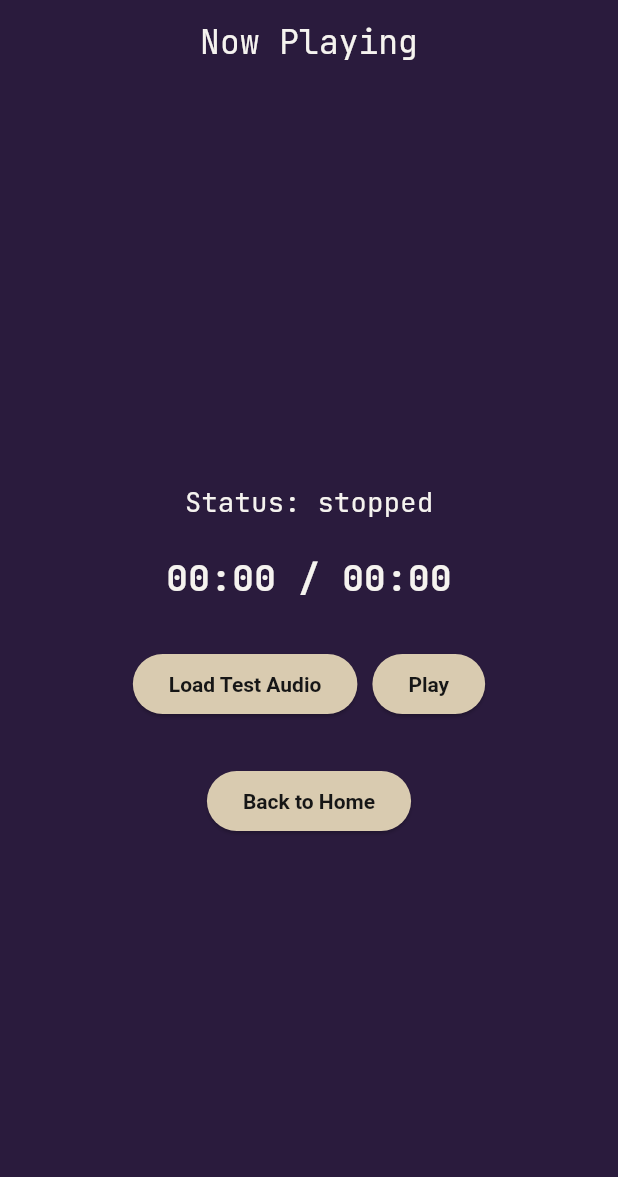
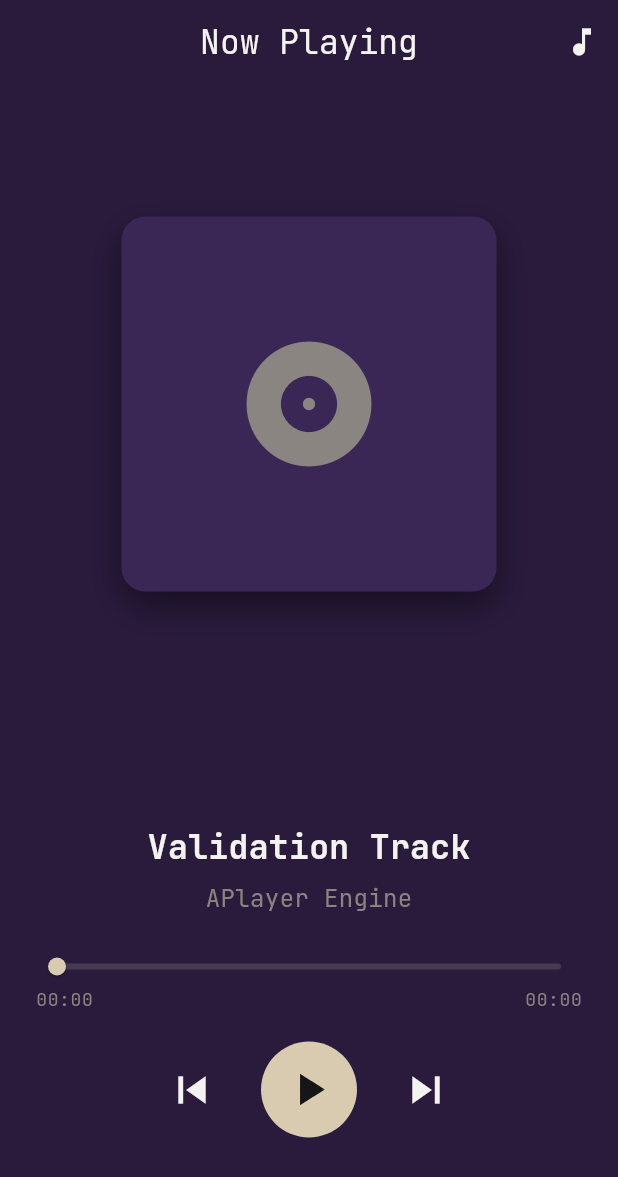
Before and after one commit to FlawlessHexagon/APlayer2, a Flutter app: the NowPlayingScreen screen opened by its route, on a phone screen of 412 x 824 dp. Shown: the top 1177 px of the screen. Run offline on Flutter 3.47's test engine with Material 3 defaults, Android fonts, the phone set to English and light mode, and no system bars; our stand-ins replace audio_service, flutter_riverpod, go_router, google_fonts; missing offline and left inert: audio_session, dart:ffi.

Commit message:
dev phase 1.3

```diff
--- a/lib/main.dart
+++ b/lib/main.dart
@@ -8,6 +8,7 @@ import 'package:audio_session/audio_session.dart';
 import 'theme/app_theme.dart';
 import 'providers/audio_provider.dart';
 import 'providers/audio_handler.dart';
+import 'screens/now_playing_screen.dart';
 
 late APlayerAudioHandler audioHandler;
 
@@ -90,83 +91,4 @@ class HomeScreen extends StatelessWidget {
   }
 }
 
-class NowPlayingScreen extends ConsumerStatefulWidget {
-  const NowPlayingScreen({super.key});
-
-  @override
-  ConsumerState<NowPlayingScreen> createState() => _NowPlayingScreenState();
-}
-
-class _NowPlayingScreenState extends ConsumerState<NowPlayingScreen> {
-  Future<void> _loadTestTrack() async {
-    final byteData = await rootBundle.load('assets/sample.wav');
-    final file = File('${Directory.systemTemp.path}/sample.wav');
-    await file.writeAsBytes(byteData.buffer.asUint8List());
-    ref.read(playbackStateProvider.notifier).loadTrack(file.path);
-  }
-
-  String _formatDuration(Duration d) {
-    String twoDigits(int n) => n.toString().padLeft(2, "0");
-    String twoDigitMinutes = twoDigits(d.inMinutes.remainder(60));
-    String twoDigitSeconds = twoDigits(d.inSeconds.remainder(60));
-    return "$twoDigitMinutes:$twoDigitSeconds";
-  }
-
-  @override
-  Widget build(BuildContext context) {
-    final playbackState = ref.watch(playbackStateProvider);
-    final positionAsync = ref.watch(playbackPositionProvider);
-
-    final currentPosition = positionAsync.value ?? Duration.zero;
-    final formattedPos = _formatDuration(currentPosition);
-    final formattedDur = _formatDuration(playbackState.duration);
-
-    return Scaffold(
-      appBar: AppBar(
-        title: const Text('Now Playing'),
-      ),
-      body: Center(
-        child: Column(
-          mainAxisAlignment: MainAxisAlignment.center,
-          children: [
-            Text(
-              'Status: ${playbackState.status.name}',
-              style: const TextStyle(fontSize: 18),
-            ),
-            const SizedBox(height: 20),
-            Text(
-              '$formattedPos / $formattedDur',
-              style: const TextStyle(fontSize: 24, fontWeight: FontWeight.bold),
-            ),
-            const SizedBox(height: 30),
-            Row(
-              mainAxisAlignment: MainAxisAlignment.center,
-              children: [
-                ElevatedButton(
-                  onPressed: _loadTestTrack,
-                  child: const Text('Load Test Audio'),
-                ),
-                const SizedBox(width: 10),
-                if (playbackState.status == PlaybackStatus.playing)
-                  ElevatedButton(
-                    onPressed: () => ref.read(playbackStateProvider.notifier).pause(),
-                    child: const Text('Pause'),
-                  )
-                else
-                  ElevatedButton(
-                    onPressed: () => ref.read(playbackStateProvider.notifier).play(),
-                    child: const Text('Play'),
-                  ),
-              ],
-            ),
-            const SizedBox(height: 30),
-            ElevatedButton(
-              onPressed: () => context.pop(),
-              child: const Text('Back to Home'),
-            ),
-          ],
-        ),
-      ),
-    );
-  }
-}
+// NowPlayingScreen has been moved to lib/screens/now_playing_screen.dart
--- /dev/null
+++ b/lib/screens/now_playing_screen.dart
@@ -0,0 +1,277 @@
+import 'dart:io';
+import 'package:flutter/material.dart';
+import 'package:flutter/services.dart' show rootBundle;
+import 'package:flutter_riverpod/flutter_riverpod.dart';
+import '../providers/audio_provider.dart';
+import '../theme/app_theme.dart';
+
+class NowPlayingScreen extends ConsumerStatefulWidget {
+  const NowPlayingScreen({super.key});
+
+  @override
+  ConsumerState<NowPlayingScreen> createState() => _NowPlayingScreenState();
+}
+
+class _NowPlayingScreenState extends ConsumerState<NowPlayingScreen> with SingleTickerProviderStateMixin {
+  late AnimationController _playPauseAnimController;
+  double? _dragValue;
+
+  @override
+  void initState() {
+    super.initState();
+    _playPauseAnimController = AnimationController(
+      vsync: this,
+      duration: const Duration(milliseconds: 300),
+    );
+  }
+
+  @override
+  void dispose() {
+    _playPauseAnimController.dispose();
+    super.dispose();
+  }
+
+  Future<void> _loadTestTrack() async {
+    final byteData = await rootBundle.load('assets/sample.wav');
+    final file = File('${Directory.systemTemp.path}/sample.wav');
+    await file.writeAsBytes(byteData.buffer.asUint8List());
+    ref.read(playbackStateProvider.notifier).loadTrack(file.path);
+  }
+
+  String _formatDuration(Duration d) {
+    String twoDigits(int n) => n.toString().padLeft(2, "0");
+    String twoDigitMinutes = twoDigits(d.inMinutes.remainder(60));
+    String twoDigitSeconds = twoDigits(d.inSeconds.remainder(60));
+    return "$twoDigitMinutes:$twoDigitSeconds";
+  }
+
+  @override
+  Widget build(BuildContext context) {
+    final state = ref.watch(playbackStateProvider);
+    final positionAsync = ref.watch(playbackPositionProvider);
+
+    if (state.status == PlaybackStatus.playing && _playPauseAnimController.status != AnimationStatus.forward && _playPauseAnimController.status != AnimationStatus.completed) {
+      _playPauseAnimController.forward();
+    } else if (state.status == PlaybackStatus.paused && _playPauseAnimController.status != AnimationStatus.reverse && _playPauseAnimController.status != AnimationStatus.dismissed) {
+      _playPauseAnimController.reverse();
+    }
+
+    final duration = state.duration;
+    final position = positionAsync.value ?? Duration.zero;
+
+    final sliderValue = _dragValue ?? position.inMilliseconds.toDouble();
+    final maxSliderValue = duration.inMilliseconds.toDouble();
+
+    final safeSliderValue = sliderValue.clamp(0.0, maxSliderValue > 0 ? maxSliderValue : 1.0);
+
+    return Scaffold(
+      appBar: AppBar(
+        title: const Text('Now Playing'),
+        actions: [
+           IconButton(
+             icon: const Icon(Icons.music_note),
+             onPressed: _loadTestTrack,
+             tooltip: 'Load Test Track',
+           )
+        ],
+      ),
+      body: LayoutBuilder(
+        builder: (context, constraints) {
+          if (constraints.maxWidth > 600) {
+            return _buildLandscapeLayout(safeSliderValue, maxSliderValue, duration, state);
+          } else {
+            return _buildPortraitLayout(safeSliderValue, maxSliderValue, duration, state);
+          }
+        },
+      ),
+    );
+  }
+
+  Widget _buildPortraitLayout(double sliderValue, double maxSliderValue, Duration duration, AppPlaybackState state) {
+    return Column(
+      children: [
+        Expanded(
+          flex: 5,
+          child: Center(
+            child: _buildAlbumArt(),
+          ),
+        ),
+        Expanded(
+          flex: 4,
+          child: Padding(
+            padding: const EdgeInsets.symmetric(horizontal: 24.0),
+            child: Column(
+              mainAxisAlignment: MainAxisAlignment.center,
+              children: [
+                _buildTrackInfo(),
+                const SizedBox(height: 20),
+                _buildSeekBar(sliderValue, maxSliderValue, duration),
+                const SizedBox(height: 20),
+                _buildPlaybackControls(state),
+              ],
+            ),
+          ),
+        ),
+      ],
+    );
+  }
+
+  Widget _buildLandscapeLayout(double sliderValue, double maxSliderValue, Duration duration, AppPlaybackState state) {
+    return Row(
+      children: [
+        Expanded(
+          child: Center(
+            child: _buildAlbumArt(),
+          ),
+        ),
+        Expanded(
+          child: Padding(
+            padding: const EdgeInsets.all(32.0),
+            child: Column(
+              mainAxisAlignment: MainAxisAlignment.center,
+              crossAxisAlignment: CrossAxisAlignment.start,
+              children: [
+                _buildTrackInfo(),
+                const SizedBox(height: 30),
+                _buildSeekBar(sliderValue, maxSliderValue, duration),
+                const SizedBox(height: 30),
+                _buildPlaybackControls(state),
+              ],
+            ),
+          ),
+        ),
+      ],
+    );
+  }
+
+  Widget _buildAlbumArt() {
+    return Container(
+      width: 250,
+      height: 250,
+      decoration: BoxDecoration(
+        color: AppColors.purpleAccent,
+        borderRadius: BorderRadius.circular(16),
+        boxShadow: const [
+          BoxShadow(
+            color: Colors.black45,
+            blurRadius: 20,
+            offset: Offset(0, 10),
+          ),
+        ],
+      ),
+      child: const Icon(Icons.album, size: 100, color: AppColors.midGrey),
+    );
+  }
+
+  Widget _buildTrackInfo() {
+    return Column(
+      crossAxisAlignment: CrossAxisAlignment.center,
+      children: const [
+        Text(
+          'Validation Track',
+          style: TextStyle(fontSize: 22, fontWeight: FontWeight.bold, color: AppColors.offWhite),
+        ),
+        SizedBox(height: 8),
+        Text(
+          'APlayer Engine',
+          style: TextStyle(fontSize: 16, color: AppColors.midGrey),
+        ),
+      ],
+    );
+  }
+
+  Widget _buildSeekBar(double sliderValue, double maxSliderValue, Duration duration) {
+    final currentPosDur = Duration(milliseconds: sliderValue.toInt());
+
+    return Column(
+      children: [
+        SliderTheme(
+          data: SliderTheme.of(context).copyWith(
+            activeTrackColor: AppColors.beige,
+            inactiveTrackColor: AppColors.midGrey.withOpacity(0.3),
+            thumbColor: AppColors.beige,
+            overlayColor: AppColors.beige.withOpacity(0.2),
+            trackHeight: 4.0,
+            thumbShape: const RoundSliderThumbShape(enabledThumbRadius: 6.0),
+            overlayShape: const RoundSliderOverlayShape(overlayRadius: 14.0),
+          ),
+          child: Slider(
+            value: sliderValue,
+            max: maxSliderValue > 0 ? maxSliderValue : 1.0,
+            onChanged: (val) {
+              setState(() {
+                _dragValue = val;
+              });
+            },
+            onChangeEnd: (val) {
+              ref.read(playbackStateProvider.notifier).seek(Duration(milliseconds: val.toInt()));
+              setState(() {
+                _dragValue = null;
+              });
+            },
+          ),
+        ),
+        Row(
+          mainAxisAlignment: MainAxisAlignment.spaceBetween,
+          children: [
+            Text(_formatDuration(currentPosDur), style: Theme.of(context).textTheme.bodySmall),
+            Text(_formatDuration(duration), style: Theme.of(context).textTheme.bodySmall),
+          ],
+        ),
+      ],
+    );
+  }
+
+  Widget _buildPlaybackControls(AppPlaybackState state) {
+    final isLoading = state.status == PlaybackStatus.loading;
+
+    return Row(
+      mainAxisAlignment: MainAxisAlignment.center,
+      children: [
+        IconButton(
+          icon: const Icon(Icons.skip_previous),
+          iconSize: 36,
+          color: AppColors.offWhite,
+          onPressed: () {},
+        ),
+        const SizedBox(width: 20),
+        Container(
+          width: 64,
+          height: 64,
+          decoration: const BoxDecoration(
+            shape: BoxShape.circle,
+            color: AppColors.beige,
+          ),
+          child: isLoading
+            ? const Padding(
+                padding: EdgeInsets.all(16.0),
+                child: CircularProgressIndicator(color: AppColors.nearBlack, strokeWidth: 3),
+              )
+            : IconButton(
+                icon: AnimatedIcon(
+                  icon: AnimatedIcons.play_pause,
+                  progress: _playPauseAnimController,
+                ),
+                iconSize: 36,
+                color: AppColors.nearBlack,
+                onPressed: () {
+                  final notifier = ref.read(playbackStateProvider.notifier);
+                  if (state.status == PlaybackStatus.playing) {
+                    notifier.pause();
+                  } else {
+                    notifier.play();
+                  }
+                },
+              ),
+        ),
+        const SizedBox(width: 20),
+        IconButton(
+          icon: const Icon(Icons.skip_next),
+          iconSize: 36,
+          color: AppColors.offWhite,
+          onPressed: () {},
+        ),
+      ],
+    );
+  }
+}
```
Also changed, not shown: 1 other file.
